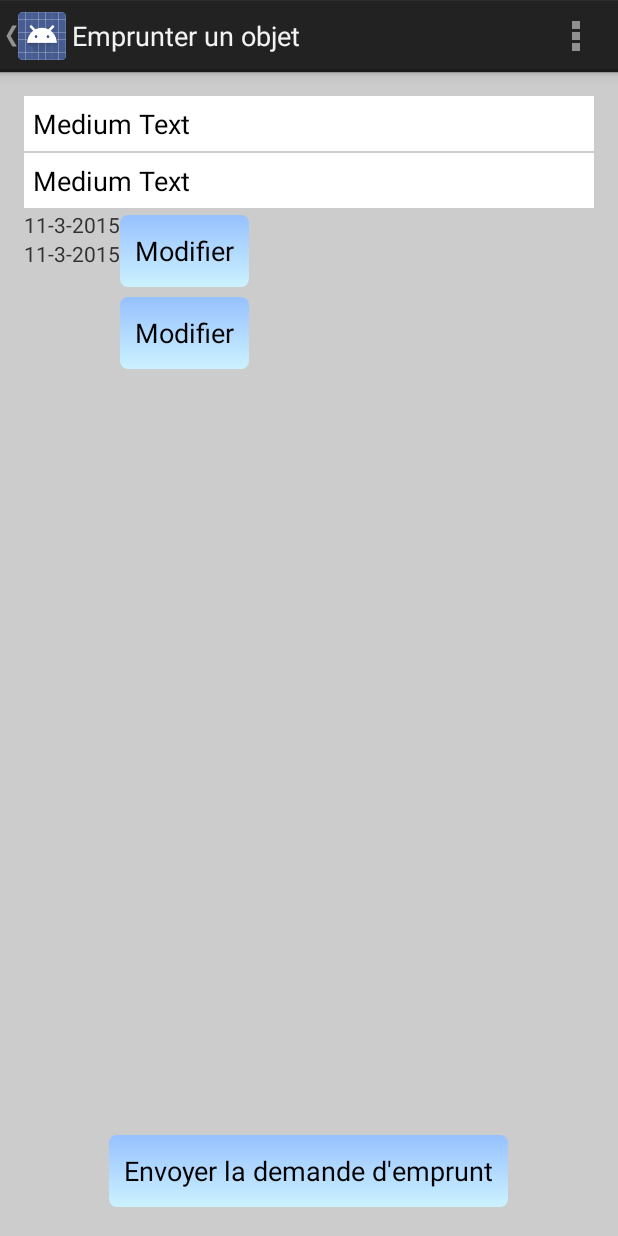
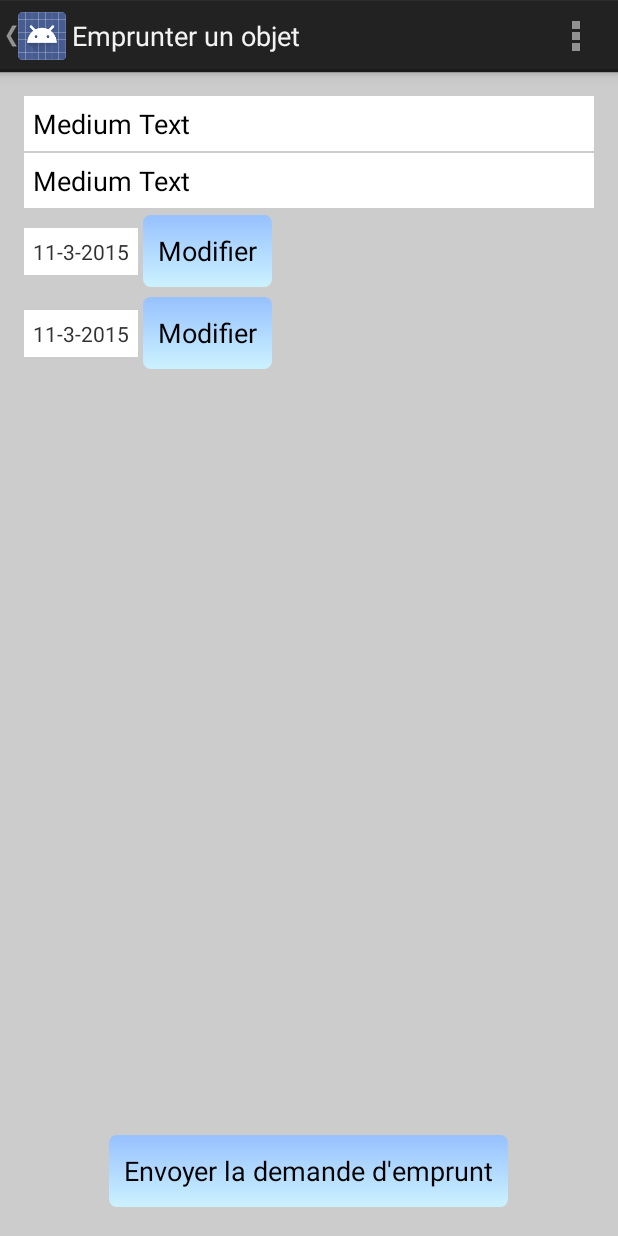
Before and after one commit to lcrepet/ShareIt-client, an Android app: the BorrowRequestActivity screen opened directly, with no data from a screen before it, on a phone screen of 412 x 824 dp. Run offline under Robolectric (Android 15) with nearby library versions, the phone set to English and light mode, and no system bars; 1 statement that could not run was skipped.

Commit message:
Display improvement

```diff
--- a/app/src/main/res/layout/activity_borrow_request.xml
+++ b/app/src/main/res/layout/activity_borrow_request.xml
@@ -27,7 +27,10 @@
         android:layout_width="wrap_content"
         android:layout_height="wrap_content"
         android:text=""
-        android:layout_below="@id/objectOwner"/>
+        android:layout_below="@id/objectOwner"
+        style="@style/text_style"
+        android:layout_marginTop="12dp"
+        android:layout_marginRight="3dp" />
 
     <Button
         android:id="@+id/ChangeStartDate"
@@ -44,7 +47,10 @@
         android:layout_width="wrap_content"
         android:layout_height="wrap_content"
         android:text=""
-        android:layout_below="@id/StartDate" />
+        android:layout_below="@id/ChangeStartDate"
+        style="@style/text_style"
+        android:layout_marginTop="12dp"
+        android:layout_marginRight="3dp" />
 
     <Button
         android:id="@+id/ChangeEndDate"
```
Also changed, not shown: app/src/main/java/fr/lyon/insa/ot/sims/shareit_client/ObjectActivity.java (+15 -1 lines), app/src/main/java/fr/lyon/insa/ot/sims/shareit_client/ProfileActivity.java (+37 -8 lines), app/src/main/res/layout/activity_profile.xml (+0 -9 lines).
